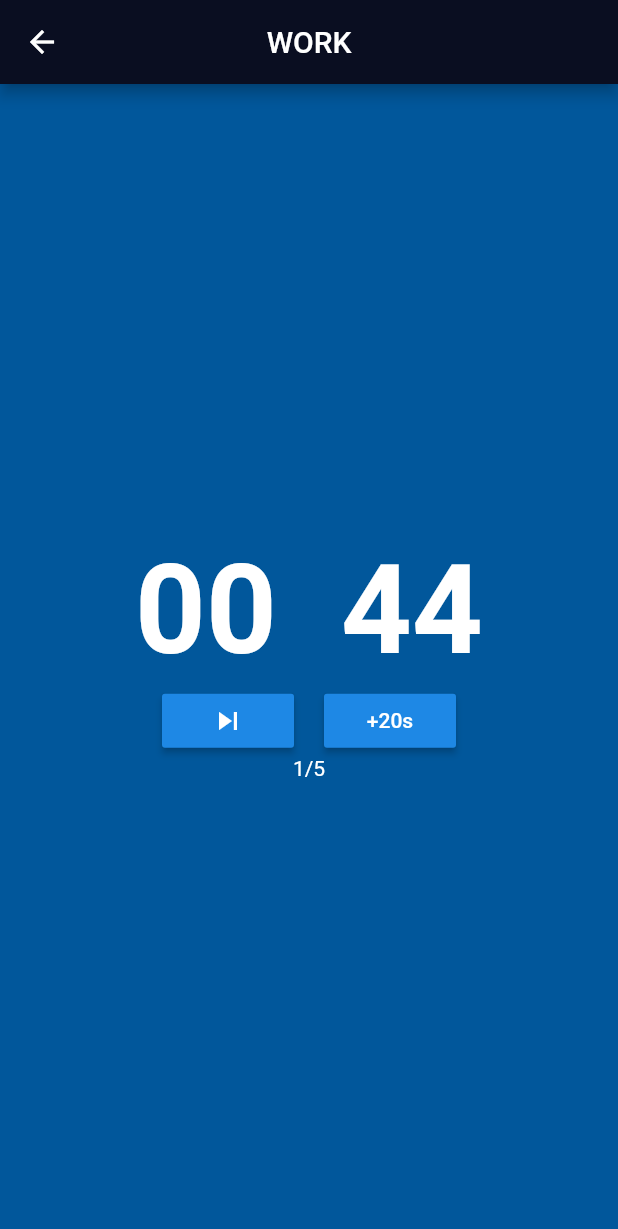
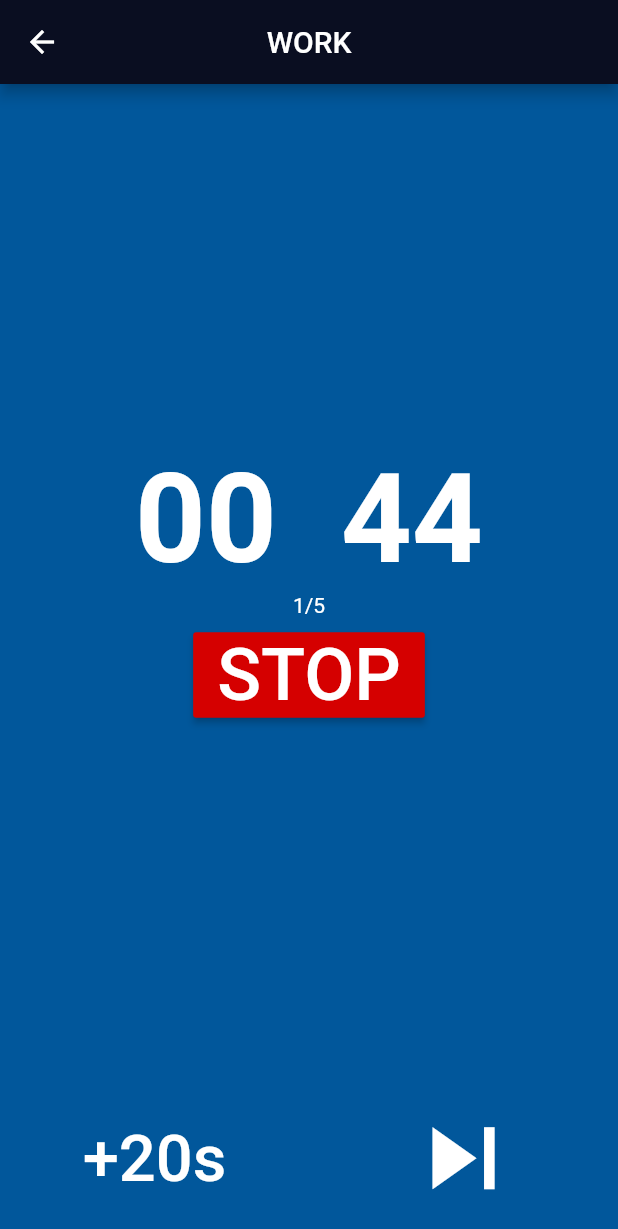
Before and after one commit to jala1494/LoopLoop, a Flutter app: the screen it shows after launch, after a tap on "START", on a phone screen of 412 x 824 dp. Shown: the top 1229 px of the screen. Run offline on Flutter 3.47's test engine with Material 2 defaults, Android fonts, the phone set to English and light mode, and no system bars; our stand-ins replace shared_preferences.

Commit message:
adding sound

```diff
--- a/lib/Home/component/body.dart
+++ b/lib/Home/component/body.dart
@@ -61,7 +61,7 @@ class _BodyState extends State<Body> {
                   cardChild: Column(
                     mainAxisAlignment: MainAxisAlignment.center,
                     children: <Widget>[
-                      Text('works'),
+                      Text('WORK'),
                       // ignore: deprecated_member_use
                       RaisedButton(onPressed: () {
                         setState(() {
@@ -84,7 +84,7 @@ class _BodyState extends State<Body> {
                   cardChild: Column(
                     mainAxisAlignment: MainAxisAlignment.center,
                     children: <Widget>[
-                      Text('rests'),
+                      Text('REST'),
                       // ignore: deprecated_member_use
                       RaisedButton(onPressed: () {
                         setState(() {
@@ -113,7 +113,7 @@ class _BodyState extends State<Body> {
               cardChild: Column(
                 mainAxisAlignment: MainAxisAlignment.center,
                 children: <Widget>[
-                  Text('times'),
+                  Text('TIMES'),
                   // ignore: deprecated_member_use
                   RaisedButton(onPressed: () {
                     setState(() {
--- a/lib/Home/home_screen.dart
+++ b/lib/Home/home_screen.dart
@@ -1,11 +1,9 @@
 import 'package:flutter/material.dart';
-import 'package:looploop/time.dart';
 
 import 'component/body.dart';
 
 // ignore: must_be_immutable
 class HomePage extends StatelessWidget {
-  Time init = new Time(45, 15, 4);
   Size screenSize(BuildContext context) {
     return MediaQuery.of(context).size;
   }
--- /dev/null
+++ b/lib/Run/component/pause_button.dart
@@ -0,0 +1,15 @@
+import 'package:flutter/material.dart';
+
+class PauseButton extends StatelessWidget {
+  const PauseButton({
+    this.child,
+  });
+  final String child;
+  @override
+  Widget build(BuildContext context) {
+    return Text(
+      child,
+      style: TextStyle(fontSize: MediaQuery.of(context).size.height / 17),
+    );
+  }
+}
--- a/lib/Run/run_screen.dart
+++ b/lib/Run/run_screen.dart
@@ -1,9 +1,11 @@
+import 'package:audioplayers/audio_cache.dart';
 import 'package:flutter/material.dart';
-import 'package:looploop/Home/home_screen.dart';
 import 'package:looploop/constant.dart';
 import 'package:looploop/time.dart';
+
 import 'dart:async';
 import '../time.dart';
+import 'component/pause_button.dart';
 
 // ignore: must_be_immutable
 class Run extends StatefulWidget {
@@ -18,7 +20,13 @@ class Run extends StatefulWidget {
 class _RunState extends State<Run> {
   Color screenColor;
   Timer _timer;
+  Time init;
+  Time run;
+  bool start = true;
+  bool _isrest = false;
+  bool _isrunning = true;
   int s = 0;
+
   Widget toStr(int a) {
     int k = a ~/ 60;
     int s = a % 60;
@@ -59,48 +67,50 @@ class _RunState extends State<Run> {
   }
 
   void initState() {
+    setinit();
     _startTimer();
     super.initState();
   }
 
-  bool start = true;
-  bool _isrest = false;
-  // ignore: unused_field
-  bool _isrunning = true;
+  Future setinit() async {
+    setState(() {
+      init = widget.init;
+      run = widget.run;
+    });
+  }
+
   Future _startTimer() async {
-    widget.run.works = widget.init.works;
     _timer = Timer.periodic(Duration(seconds: 1), (timer) {
       if (mounted)
         setState(() {
           if (start) {
-            if (widget.run.times > 0) {
-              if (widget.run.works > 0) {
+            if (run.times > 0) {
+              if (run.works > 0) {
                 if (_isrest == true) {
                   _isrest = false;
                 }
-                widget.run.works--;
+                run.works--;
                 s++;
               }
-              if (widget.run.works == 0) {
-                if (widget.run.rests == 0) {
-                  widget.run.times--;
+              if (run.works == 0) {
+                if (run.rests == 0) {
+                  run.times--;
                   _isrest = false;
-                  widget.run.works = widget.init.works;
-                  widget.run.rests = widget.init.rests;
+                  run.works = init.works;
+                  run.rests = init.rests;
                 } else {
                   if (_isrest == false) {
                     _isrest = true;
                   }
-                  widget.run.rests--;
+                  run.rests--;
                 }
               }
             }
-            if (widget.run.times == 1) {
-              if (widget.run.works == 0) {
+            if (run.times == 1) {
+              if (run.works == 0) {
                 {
                   start = false;
                   _isrunning = false;
-                  widget.run = Time(0, 0, 0);
                   _timer.cancel();
                 }
               }
@@ -110,11 +120,55 @@ class _RunState extends State<Run> {
     });
   }
 
-  void _unpauseTimer() => _startTimer();
   @override
   Widget build(BuildContext context) {
+    AudioCache audioCache = AudioCache();
+
+    Size size = MediaQuery.of(context).size;
     return (_isrunning)
         ? Scaffold(
+            bottomNavigationBar: SizedBox(
+              height: size.height / 8,
+              child: Row(
+                mainAxisAlignment: MainAxisAlignment.center,
+                children: [
+                  Expanded(
+                    child: TextButton(
+                        child: Text(
+                          '+20s',
+                          style: TextStyle(
+                              fontSize: size.height / 19, color: kwhiteColor),
+                        ),
+                        onPressed: () {
+                          setState(() {
+                            if (_isrest) {
+                              run.rests += 20;
+                            } else {
+                              run.works += 20;
+                            }
+                          });
+                        }),
+                  ),
+                  Expanded(
+                    child: IconButton(
+                        iconSize: size.height / 10,
+                        icon: Icon(
+                          Icons.skip_next,
+                        ),
+                        onPressed: () {
+                          setState(() {
+                            if (_isrest) {
+                              run.rests = 0;
+                            } else {
+                              run.works = 0;
+                            }
+                          });
+                        }),
+                  ),
+                  // ignore: deprecated_member_use
+                ],
+              ),
+            ),
             backgroundColor: (_isrest) ? kgreenColor : kblueColor,
             appBar: AppBar(
               centerTitle: true,
@@ -129,66 +183,50 @@ class _RunState extends State<Run> {
             body: Column(
               mainAxisAlignment: MainAxisAlignment.center,
               children: <Widget>[
-                (_isrest) ? toStr(widget.run.rests) : toStr(widget.run.works),
-                Row(
-                  mainAxisAlignment: MainAxisAlignment.center,
-                  children: [
+                (_isrest) ? toStr(run.rests) : toStr(run.works),
+
+                Container(
+                  child: Text((init.times - run.times + 1).toString() +
+                      '/' +
+                      init.times.toString()),
+                ),
+                SizedBox(
+                  height: 10,
+                ),
                 // ignore: deprecated_member_use
                 RaisedButton(
-                        child: Icon(Icons.skip_next),
+                  color: (start) ? kredColor : kstartColor,
                   onPressed: () {
                     setState(() {
-                            if (_isrest) {
-                              widget.run.rests = 0;
-                            } else {
-                              widget.run.works = 0;
-                            }
+                      start = !start;
                     });
-                        }),
-                    SizedBox(
-                      width: 20,
+                  },
+                  child: PauseButton(
+                    child: (start) ? 'STOP' : 'Start',
                   ),
-
-                    RaisedButton(
-                        child: Text('+20s'),
-                        onPressed: () {
-                          setState(() {
-                            if (_isrest) {
-                              widget.run.rests += 20;
-                            } else {
-                              widget.run.works += 20;
-                            }
-                          });
-                        }),
-                    // ignore: deprecated_member_use
-                  ],
                 ),
-                Container(
-                  child: Text(
-                      (widget.init.times - widget.run.times + 1).toString() +
-                          '/' +
-                          widget.init.times.toString()),
-                )
               ],
             ),
           )
         : Scaffold(
-            body:
-                Column(mainAxisAlignment: MainAxisAlignment.center, children: [
-            Text('FINSH'),
+            appBar: AppBar(),
+            body: Column(
+                mainAxisAlignment: MainAxisAlignment.center,
+                crossAxisAlignment: CrossAxisAlignment.center,
+                children: [
+                  Text(
+                    toTime(s),
+                    style: TextStyle(
+                        fontSize: MediaQuery.of(context).size.height / 14),
+                  ),
                   Row(mainAxisAlignment: MainAxisAlignment.center, children: [
-              IconButton(
-                icon: Icon(Icons.replay),
+                    TextButton(
                       onPressed: () {
                         setState(() {
-                    _isrunning = true;
-                    widget.run = widget.init;
-                    _unpauseTimer();
+                          _isrunning = false;
+                          run = init;
                         });
-                },
-              ),
-              TextButton(
-                onPressed: () {
+                        audioCache.play('End.mp3');
                         Navigator.pop(context);
                       },
                       child: Text('DONE'),
--- a/lib/constant.dart
+++ b/lib/constant.dart
@@ -6,3 +6,5 @@ const kblueColor = Color(0xFF01579B);
 const kgreenColor = Color(0xFF4CAF50);
 const kredColor = Color(0xFFD50000);
 const kbackNumColor = Color(0x1B1B1B1C);
+const kstartColor = Color(0xFF3D5AFE);
+const kwhiteColor = Color(0xFFFFFFFF);
--- a/lib/time.dart
+++ b/lib/time.dart
@@ -1,5 +1,4 @@
 String toTime(int k) {
-  bool mincheck = (k > 60);
   bool hourcheck = (k > 3600);
   String sec = (k % 60).floor().toString().padLeft(2, '0');
   String min = ((k / 60) % 60).floor().toString().padLeft(2, '0');
@@ -7,10 +6,8 @@ String toTime(int k) {
   if (hourcheck) {
     return '$hour:$min:$sec';
   }
-  if (mincheck) {
-    return '$min:$sec';
-  }
-  return '$sec';
+
+  return '$min:$sec';
 }
 
 class Time {
--- a/pubspec.yaml
+++ b/pubspec.yaml
@@ -34,6 +34,7 @@ dependencies:
   cupertino_icons: ^1.0.2
   circular_countdown_timer: ^0.0.9
   shared_preferences: ^0.5.12+4
+  audioplayers: ^0.17.3
 
 dev_dependencies:
   flutter_test:
```
Also changed, not shown: pubspec.lock, 3 other files. Lines whose indentation alone changed are shown as unchanged.
